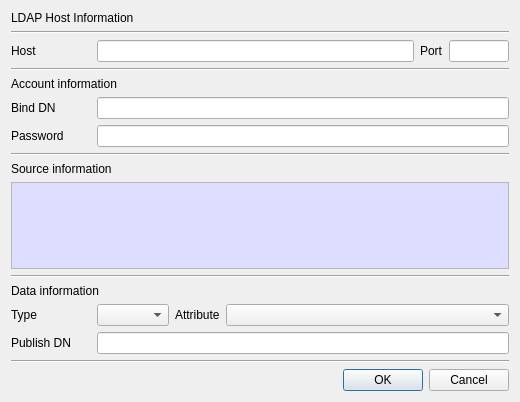
The window that CertMan/pub_ldap_dlg.ui (jykim74/CertMan) describes before a commit, drawn with Qt 5.
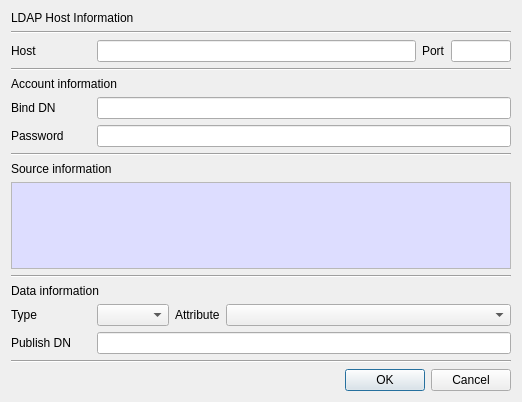
The same window after the commit.

```diff
--- a/CertMan/pub_ldap_dlg.ui
+++ b/CertMan/pub_ldap_dlg.ui
@@ -6,7 +6,7 @@
    <rect>
     <x>0</x>
     <y>0</y>
-    <width>520</width>
+    <width>518</width>
     <height>402</height>
    </rect>
   </property>
@@ -154,6 +154,12 @@
    </item>
    <item>
     <widget class="QTextEdit" name="mInfoText">
+     <property name="minimumSize">
+      <size>
+       <width>500</width>
+       <height>0</height>
+      </size>
+     </property>
      <property name="palette">
       <palette>
        <active>
```
